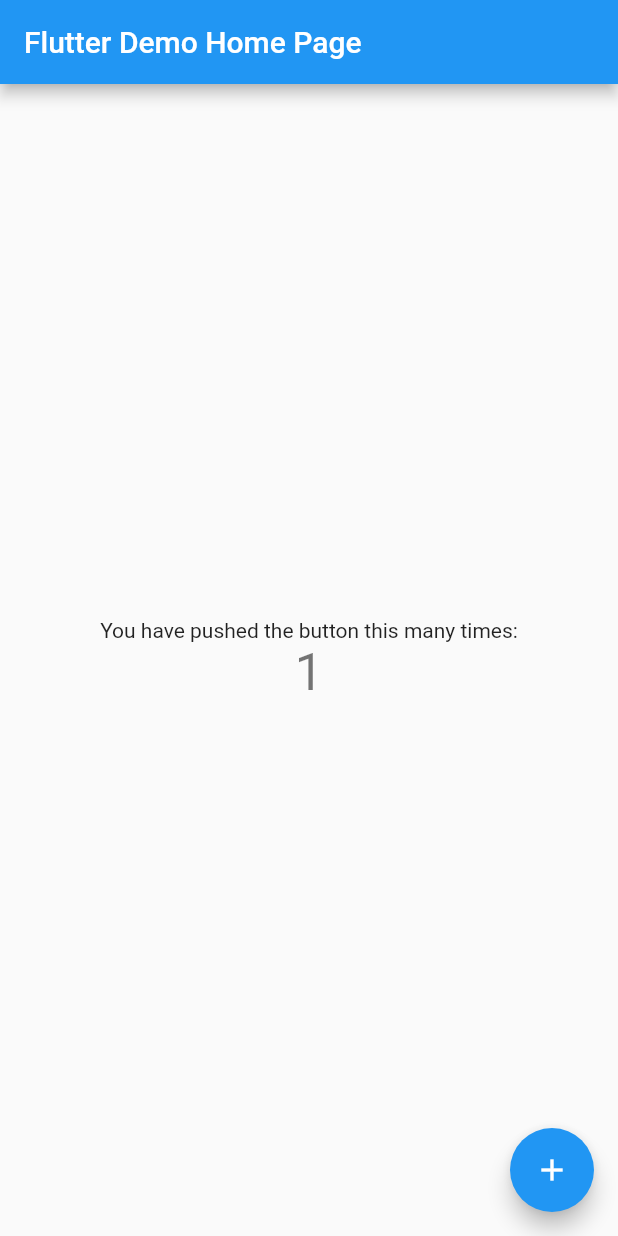
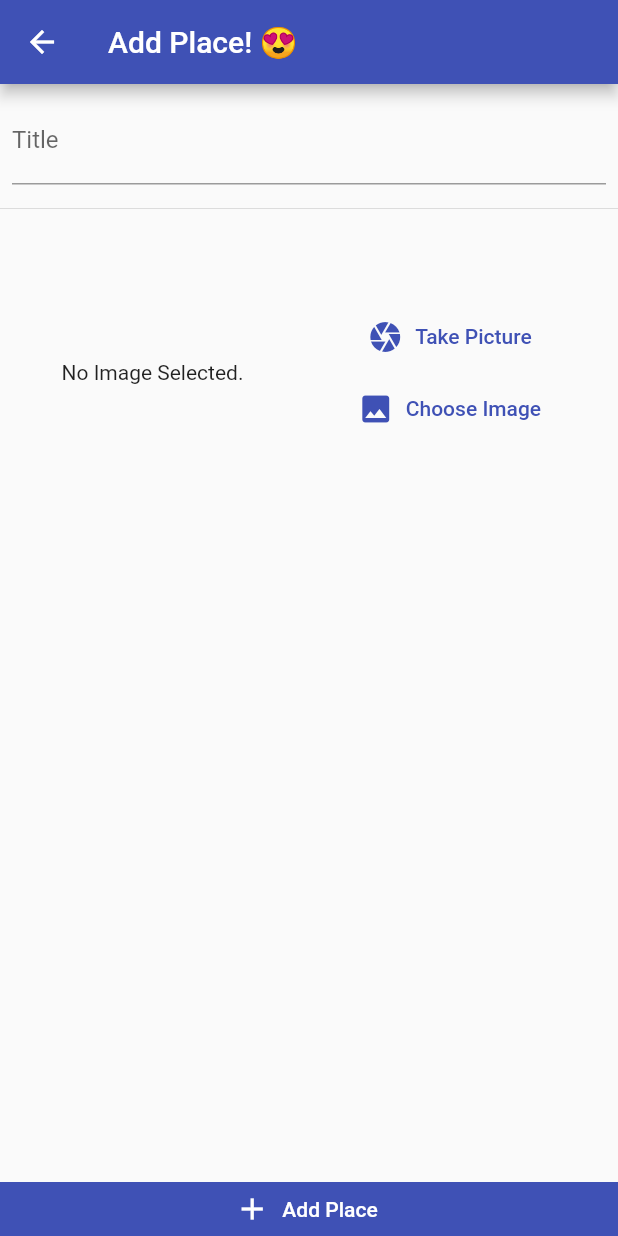
Before and after one commit to AashrayaKrishnani/great-places, a Flutter app: the screen it shows after launch, after a tap on the "add" icon, on a phone screen of 412 x 824 dp. Run offline on Flutter 3.47's test engine with Material 2 defaults, Android fonts, the phone set to English and light mode, and no system bars; our stand-ins replace image_picker, sqflite; accounts and stored records are empty; network calls fail.

Commit message:
Add Basic Functionality

```diff
--- /dev/null
+++ b/lib/helpers/db_helper.dart
@@ -0,0 +1,31 @@
+import 'package:sqflite/sqflite.dart' as sql;
+import 'package:path/path.dart' as path;
+import 'package:sqflite/sqflite.dart';
+
+class DBHelper {
+  static const String _dbName = 'places.db';
+
+  static const String _createPlacesTable =
+      'CREATE TABLE places (id TEXT PRIMARY KEY, title TEXT, image TEXT, dateTime TEXT)';
+
+  static Future<Database> _getDB(String dbName) async {
+    final db = await sql.openDatabase(
+        path.join(await sql.getDatabasesPath(), dbName),
+        onCreate: (db, version) => db.execute(_createPlacesTable),
+        version: 1);
+    return db;
+  }
+
+  static Future<void> insert(String table, Map<String, dynamic> values) async {
+    final db = await DBHelper._getDB(DBHelper._dbName);
+
+    // Updates entry if already exists or else inserts a new one! :D
+    await db.insert(table, values,
+        conflictAlgorithm: sql.ConflictAlgorithm.replace);
+  }
+
+  static Future<List<Map<String, dynamic>>> getData(String table) async {
+    final db = await DBHelper._getDB(DBHelper._dbName);
+    return db.query(table);
+  }
+}
--- a/lib/main.dart
+++ b/lib/main.dart
@@ -1,4 +1,9 @@
 import 'package:flutter/material.dart';
+import 'package:great_places/providers/places_provider.dart';
+import 'package:great_places/screens/add_place_screen.dart';
+import 'package:provider/provider.dart';
+
+import 'screens/places_list_screen.dart';
 
 void main() {
   runApp(const MyApp());
@@ -10,106 +15,25 @@ class MyApp extends StatelessWidget {
   // This widget is the root of your application.
   @override
   Widget build(BuildContext context) {
-    return MaterialApp(
-      title: 'Flutter Demo',
-      theme: ThemeData(
-        // This is the theme of your application.
-        //
-        // Try running your application with "flutter run". You'll see the
-        // application has a blue toolbar. Then, without quitting the app, try
-        // changing the primarySwatch below to Colors.green and then invoke
-        // "hot reload" (press "r" in the console where you ran "flutter run",
-        // or simply save your changes to "hot reload" in a Flutter IDE).
-        // Notice that the counter didn't reset back to zero; the application
-        // is not restarted.
-        primarySwatch: Colors.blue,
+    const primarySwatchColor = Colors.indigo;
+
+    return MultiProvider(
+      providers: [
+        ChangeNotifierProvider.value(value: PlacesProvider()),
+      ],
+      child: MaterialApp(
+        title: 'Great Places',
+        theme: ThemeData(
+          primarySwatch: primarySwatchColor,
+          colorScheme: ColorScheme.fromSwatch(
+              primarySwatch: primarySwatchColor, accentColor: Colors.amber),
+        ),
+        home: const PlacesListScreen(),
+        routes: {
+          PlacesListScreen.route: (context) => const PlacesListScreen(),
+          AddPlaceScreen.route: (context) => const AddPlaceScreen(),
+        },
       ),
-      home: const MyHomePage(title: 'Flutter Demo Home Page'),
     );
   }
 }
-
-class MyHomePage extends StatefulWidget {
-  const MyHomePage({Key? key, required this.title}) : super(key: key);
-
-  // This widget is the home page of your application. It is stateful, meaning
-  // that it has a State object (defined below) that contains fields that affect
-  // how it looks.
-
-  // This class is the configuration for the state. It holds the values (in this
-  // case the title) provided by the parent (in this case the App widget) and
-  // used by the build method of the State. Fields in a Widget subclass are
-  // always marked "final".
-
-  final String title;
-
-  @override
-  State<MyHomePage> createState() => _MyHomePageState();
-}
-
-class _MyHomePageState extends State<MyHomePage> {
-  int _counter = 0;
-
-  void _incrementCounter() {
-    setState(() {
-      // This call to setState tells the Flutter framework that something has
-      // changed in this State, which causes it to rerun the build method below
-      // so that the display can reflect the updated values. If we changed
-      // _counter without calling setState(), then the build method would not be
-      // called again, and so nothing would appear to happen.
-      _counter++;
-    });
-  }
-
-  @override
-  Widget build(BuildContext context) {
-    // This method is rerun every time setState is called, for instance as done
-    // by the _incrementCounter method above.
-    //
-    // The Flutter framework has been optimized to make rerunning build methods
-    // fast, so that you can just rebuild anything that needs updating rather
-    // than having to individually change instances of widgets.
-    return Scaffold(
-      appBar: AppBar(
-        // Here we take the value from the MyHomePage object that was created by
-        // the App.build method, and use it to set our appbar title.
-        title: Text(widget.title),
-      ),
-      body: Center(
-        // Center is a layout widget. It takes a single child and positions it
-        // in the middle of the parent.
-        child: Column(
-          // Column is also a layout widget. It takes a list of children and
-          // arranges them vertically. By default, it sizes itself to fit its
-          // children horizontally, and tries to be as tall as its parent.
-          //
-          // Invoke "debug painting" (press "p" in the console, choose the
-          // "Toggle Debug Paint" action from the Flutter Inspector in Android
-          // Studio, or the "Toggle Debug Paint" command in Visual Studio Code)
-          // to see the wireframe for each widget.
-          //
-          // Column has various properties to control how it sizes itself and
-          // how it positions its children. Here we use mainAxisAlignment to
-          // center the children vertically; the main axis here is the vertical
-          // axis because Columns are vertical (the cross axis would be
-          // horizontal).
-          mainAxisAlignment: MainAxisAlignment.center,
-          children: <Widget>[
-            const Text(
-              'You have pushed the button this many times:',
-            ),
-            Text(
-              '$_counter',
-              style: Theme.of(context).textTheme.headline4,
-            ),
-          ],
-        ),
-      ),
-      floatingActionButton: FloatingActionButton(
-        onPressed: _incrementCounter,
-        tooltip: 'Increment',
-        child: const Icon(Icons.add),
-      ), // This trailing comma makes auto-formatting nicer for build methods.
-    );
-  }
-}
--- /dev/null
+++ b/lib/models/place.dart
@@ -0,0 +1,25 @@
+import 'dart:io';
+
+class Place {
+  final String id;
+  final String title;
+  final PlaceLocation location;
+  final File image;
+  final DateTime dateTime;
+
+  Place(
+      {required this.id,
+      required this.title,
+      required this.location,
+      required this.image,
+      required this.dateTime});
+}
+
+class PlaceLocation {
+  final double latitude;
+  final double longitude;
+  final String? address;
+
+  PlaceLocation(
+      {required this.latitude, required this.longitude, this.address});
+}
--- /dev/null
+++ b/lib/providers/places_provider.dart
@@ -0,0 +1,45 @@
+import 'dart:io';
+
+import 'package:flutter/material.dart';
+import 'package:great_places/helpers/db_helper.dart';
+
+import '../models/place.dart';
+
+class PlacesProvider with ChangeNotifier {
+  List<Place> _places = [];
+  static const String _tableName = 'places';
+
+  List<Place> get places {
+    // Returns a copy of the main list and not a pointer to the original list!!
+    return [..._places];
+  }
+
+  Future<void> addPlace(Place place) async {
+    _places.add(place);
+    await DBHelper.insert(_tableName, {
+      'id': place.id,
+      'title': place.title,
+      'image': place.image.path,
+      'dateTime': place.dateTime.toIso8601String()
+    });
+    notifyListeners();
+  }
+
+  Future<void> loadPlaces() async {
+    final data = await DBHelper.getData(_tableName);
+
+    Place p;
+    for (var e in data) {
+      p = Place(
+        id: e['id'],
+        title: e['title'],
+        dateTime: DateTime.parse(e['dateTime']),
+        image: File(e['image']),
+        location: PlaceLocation(latitude: 0, longitude: 0),
+      );
+      if (!_places.any((element) => element.id == p.id)) _places.add(p);
+    }
+
+    notifyListeners();
+  }
+}
--- /dev/null
+++ b/lib/screens/add_place_screen.dart
@@ -0,0 +1,203 @@
+import 'dart:io';
+
+import 'package:flutter/material.dart';
+import 'package:great_places/models/place.dart';
+import 'package:great_places/providers/places_provider.dart';
+import 'package:great_places/widgets/loading_spinner.dart';
+import 'package:image_picker/image_picker.dart';
+import 'package:provider/provider.dart';
+import 'package:path/path.dart' as path;
+import 'package:path_provider/path_provider.dart' as syspaths;
+
+class AddPlaceScreen extends StatefulWidget {
+  static const String route = '/add-place';
+
+  const AddPlaceScreen({Key? key}) : super(key: key);
+
+  @override
+  _AddPlaceScreenState createState() => _AddPlaceScreenState();
+}
+
+class _AddPlaceScreenState extends State<AddPlaceScreen> {
+  final _form = GlobalKey<FormState>();
+  bool isSubmitting = false;
+  final _titleController = TextEditingController();
+  File? _storedImage;
+
+  void _submitForm() async {
+    if (_storedImage == null) {
+      ScaffoldMessenger.of(context).hideCurrentSnackBar();
+      ScaffoldMessenger.of(context).showSnackBar(
+        const SnackBar(
+          duration: Duration(seconds: 2),
+          content: Text('Please Add An Image! 😊'),
+          backgroundColor: Colors.red,
+        ),
+      );
+      return;
+    }
+
+    if (_form.currentState!.validate() && _storedImage != null) {
+      if (!isSubmitting) {
+        setState(() {
+          isSubmitting = true;
+        });
+      }
+
+      await storeImage();
+
+      await Provider.of<PlacesProvider>(context, listen: false).addPlace(
+        Place(
+          id: DateTime.now().toString(),
+          title: _titleController.text,
+          location: PlaceLocation(latitude: 00, longitude: 00),
+          image: _storedImage!,
+          dateTime: DateTime.now(),
+        ),
+      );
+
+      ScaffoldMessenger.of(context).hideCurrentSnackBar();
+      ScaffoldMessenger.of(context).showSnackBar(
+        const SnackBar(
+          duration: Duration(seconds: 2),
+          content: Text('Place Added Succesfully! 🥳'),
+          backgroundColor: Colors.green,
+        ),
+      );
+      Navigator.of(context).pop();
+    }
+  }
+
+  Future<void> _inputImage(ImageSource srcType) async {
+    // Won't need more than 1000 pixels ;D
+    final tempImg =
+        await ImagePicker().pickImage(source: srcType, maxWidth: 1000);
+
+    setState(() {
+      _storedImage = File(tempImg!.path);
+    });
+  }
+
+  Future<void> storeImage() async {
+    if (_storedImage != null) {
+      final localDir = await syspaths.getApplicationDocumentsDirectory();
+      final fileName = path.basename(_storedImage!.path);
+
+      _storedImage =
+          await _storedImage!.copy(path.join(localDir.path, fileName));
+    }
+  }
+
+  Widget get imageInput {
+    return Row(
+      children: [
+        Container(
+          height: MediaQuery.of(context).size.width / 2.2,
+          width: MediaQuery.of(context).size.width / 2.2,
+          decoration: BoxDecoration(
+            border: _storedImage == null
+                ? null
+                : Border.all(
+                    color: Colors.grey,
+                    width: 1,
+                    style: BorderStyle.solid,
+                  ),
+          ),
+          alignment: Alignment.center,
+          child: _storedImage == null
+              ? const Text(
+                  'No Image Selected.',
+                  textAlign: TextAlign.center,
+                )
+              : Image.file(_storedImage!, fit: BoxFit.cover),
+        ),
+        Expanded(
+          child: Column(
+            mainAxisAlignment: MainAxisAlignment.center,
+            crossAxisAlignment: CrossAxisAlignment.stretch,
+            children: [
+              TextButton.icon(
+                onPressed: () => _inputImage(ImageSource.camera),
+                icon: const Icon(Icons.camera),
+                label: const Text(
+                  'Take Picture',
+                  textAlign: TextAlign.center,
+                ),
+              ),
+              TextButton.icon(
+                onPressed: () => _inputImage(ImageSource.gallery),
+                icon: const Icon(Icons.image),
+                label: const Text('Choose Image', textAlign: TextAlign.center),
+              ),
+            ],
+          ),
+        ),
+      ],
+    );
+  }
+
+  @override
+  Widget build(BuildContext context) {
+    return Scaffold(
+      appBar: AppBar(
+        title: const Text('Add Place! 😍'),
+      ),
+      body: isSubmitting
+          ? const LoadingSpinner(
+              message: 'Protecting Memories! 💝',
+            )
+          : Column(
+              crossAxisAlignment: CrossAxisAlignment.stretch,
+              children: [
+                Expanded(
+                  child: SingleChildScrollView(
+                    child: Form(
+                      key: _form,
+                      child: Column(
+                        children: [
+                          Padding(
+                            padding: const EdgeInsets.all(8.0),
+                            child: TextFormField(
+                              decoration:
+                                  const InputDecoration(label: Text('Title')),
+                              keyboardType: TextInputType.name,
+                              validator: (val) {
+                                if (val == null ||
+                                    val.toString().trim().isEmpty) {
+                                  return 'Please Enter A Title';
+                                } else if (val.toString().trim().length <= 2) {
+                                  return 'Please make the Title atleast 3-characters long! :D';
+                                }
+                              },
+                              controller: _titleController,
+                              onFieldSubmitted: (_) =>
+                                  _form.currentState!.validate(),
+                              onSaved: (_) => _submitForm(),
+                            ),
+                          ),
+                          const Divider(),
+                          Padding(
+                            padding: const EdgeInsets.all(8.0),
+                            child: imageInput,
+                          ),
+                        ],
+                      ),
+                    ),
+                  ),
+                ),
+                ElevatedButton.icon(
+                  onPressed: _submitForm,
+                  icon: const Icon(Icons.add),
+                  label: const Text('Add Place'),
+                  style: ElevatedButton.styleFrom(
+                    elevation: 0,
+                    tapTargetSize: MaterialTapTargetSize.shrinkWrap,
+                    shape: const ContinuousRectangleBorder(),
+                    primary: Theme.of(context).colorScheme.primary,
+                  ),
+                ),
+              ],
+            ),
+    );
+  }
+}
--- /dev/null
+++ b/lib/screens/places_list_screen.dart
@@ -0,0 +1,96 @@
+import 'package:flutter/material.dart';
+import 'package:great_places/providers/places_provider.dart';
+import 'package:great_places/screens/add_place_screen.dart';
+import 'package:great_places/widgets/loading_spinner.dart';
+import 'package:great_places/widgets/sweat_smile_image.dart';
+import 'package:provider/provider.dart';
+
+class PlacesListScreen extends StatelessWidget {
+  static const route = '/places';
+
+  const PlacesListScreen({Key? key}) : super(key: key);
+
+  @override
+  Widget build(BuildContext context) {
+    return Scaffold(
+      appBar: AppBar(
+        title: const Text('Great Places! 🤩'),
+        actions: [
+          IconButton(
+              onPressed: () =>
+                  Navigator.of(context).pushNamed(AddPlaceScreen.route),
+              icon: const Icon(Icons.add))
+        ],
+      ),
+      body: RefreshIndicator(
+        onRefresh: () async {
+          await Provider.of<PlacesProvider>(context, listen: false)
+              .loadPlaces();
+
+          ScaffoldMessenger.of(context).hideCurrentSnackBar();
+          ScaffoldMessenger.of(context).showSnackBar(const SnackBar(
+            content: Text('Refreshed Succesfully! 🥳'),
+            backgroundColor: Colors.green,
+            duration: Duration(seconds: 1),
+          ));
+        },
+        child: FutureBuilder(
+          future:
+              Provider.of<PlacesProvider>(context, listen: false).loadPlaces(),
+          builder: ((context, snapshot) {
+            if (snapshot.connectionState == ConnectionState.waiting) {
+              return const LoadingSpinner(
+                message: 'Remembering Wonderful Adventures! ✨',
+              );
+            }
+
+            return Consumer<PlacesProvider>(
+              builder: (context, value, child) {
+                final places = value.places;
+
+                if (places.isEmpty) {
+                  return const SweatSmileImage(
+                    text: 'Add A Place! 🥰',
+                  );
+                } else {
+                  return Padding(
+                    padding:
+                        const EdgeInsets.symmetric(vertical: 15, horizontal: 5),
+                    child: ListView.builder(
+                        itemBuilder: (context, index) => Column(children: [
+                              ListTile(
+                                leading: CircleAvatar(
+                                  radius:
+                                      MediaQuery.of(context).size.width / 10,
+                                  backgroundImage:
+                                      FileImage(places[index].image),
+                                ),
+                                title: Text(
+                                  places[index].title,
+                                  style: Theme.of(context)
+                                      .textTheme
+                                      .headline6
+                                      ?.copyWith(
+                                          fontSize: MediaQuery.of(context)
+                                                      .size
+                                                      .width /
+                                                  10 -
+                                              10),
+                                ),
+                                onTap: () {
+                                  // Takes to Details Page
+                                },
+                              ),
+                              const SizedBox(height: 20),
+                            ]),
+                        itemCount: places.length),
+                  );
+                }
+              },
+            );
+          }),
+        ),
+      ),
+    );
+  }
+}
--- /dev/null
+++ b/lib/widgets/loading_spinner.dart
@@ -0,0 +1,43 @@
+import 'package:flutter/material.dart';
+
+class LoadingSpinner extends StatelessWidget {
+  const LoadingSpinner({Key? key, this.message, this.withScaffold = false})
+      : super(key: key);
+
+  final String? message;
+  final bool? withScaffold;
+
+  @override
+  Widget build(BuildContext context) {
+    final data = Center(
+      child: Column(
+        crossAxisAlignment: CrossAxisAlignment.center,
+        mainAxisAlignment: MainAxisAlignment.center,
+        children: [
+          const CircularProgressIndicator(),
+          if (message != null)
+            Padding(
+              padding: const EdgeInsets.all(10),
+              child: Chip(
+                label: Text(
+                  message!,
+                  softWrap: true,
+                  style: Theme.of(context)
+                      .textTheme
+                      .headline6
+                      ?.copyWith(color: Colors.white),
+                ),
+                backgroundColor: Theme.of(context).colorScheme.primary,
+              ),
+            ),
+        ],
+      ),
+    );
+
+    return withScaffold!
+        ? Scaffold(
+            body: data,
+          )
+        : data;
+  }
+}
--- /dev/null
+++ b/lib/widgets/sweat_smile_image.dart
@@ -0,0 +1,49 @@
+import 'package:flutter/material.dart';
+
+class SweatSmileImage extends StatelessWidget {
+  final String? text;
+  final Color? textBgColor;
+  final TextStyle? textStyle;
+
+  const SweatSmileImage({
+    Key? key,
+    this.text,
+    this.textBgColor,
+    this.textStyle,
+  }) : super(key: key);
+
+  @override
+  Widget build(BuildContext context) {
+    double h = MediaQuery.of(context).size.height / 4;
+
+    return SingleChildScrollView(
+      physics: const AlwaysScrollableScrollPhysics(),
+      child: Padding(
+        padding: EdgeInsets.fromLTRB(0, h, 0, 0),
+        child: Center(
+          child: Column(children: [
+            SizedBox.square(
+              dimension: h,
+              child: FittedBox(
+                child: Image.network(
+                    'https://png.pngitem.com/pimgs/s/106-1061780_emoji-transparent-download-smiling-with-sweat-emoji-covent.png'),
+              ),
+            ),
+            if (text != null)
+              Chip(
+                label: Padding(
+                  padding: const EdgeInsets.all(6.0),
+                  child: Text(text!),
+                ),
+                backgroundColor:
+                    textBgColor ?? Theme.of(context).colorScheme.primary,
+                labelStyle: textStyle ??
+                    Theme.of(context).textTheme.headline6?.copyWith(
+                        color: Theme.of(context).colorScheme.onPrimary),
+              )
+          ]),
+        ),
+      ),
+    );
+  }
+}
```
Also changed, not shown: pubspec.yaml (+6 -1 lines), lib/screens/place_details_screen.dart (added), pubspec.lock.
